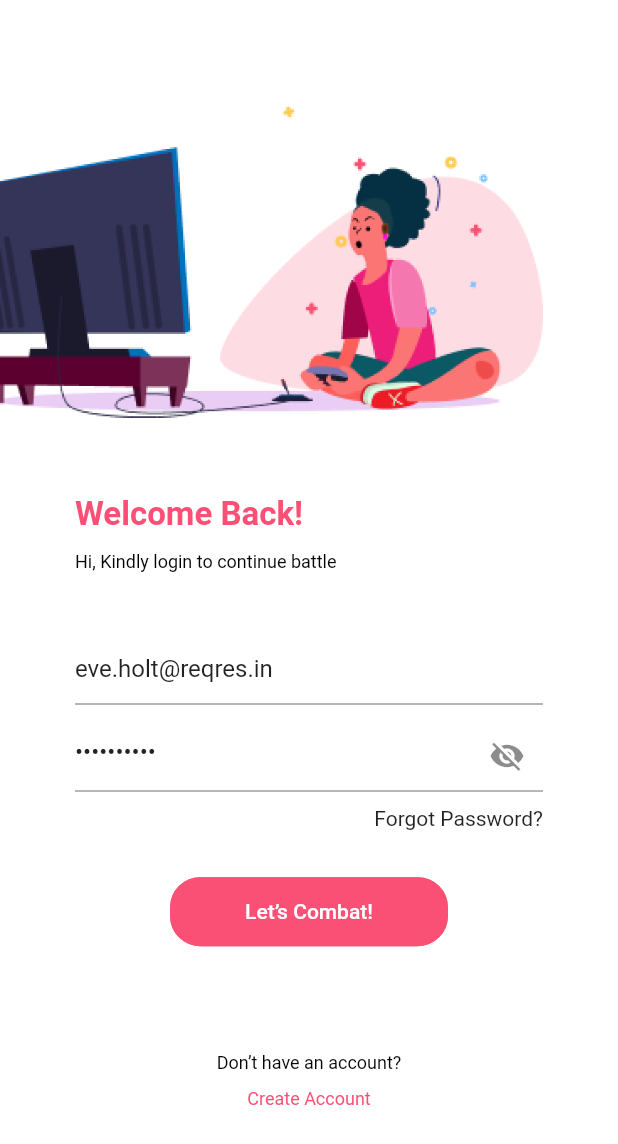
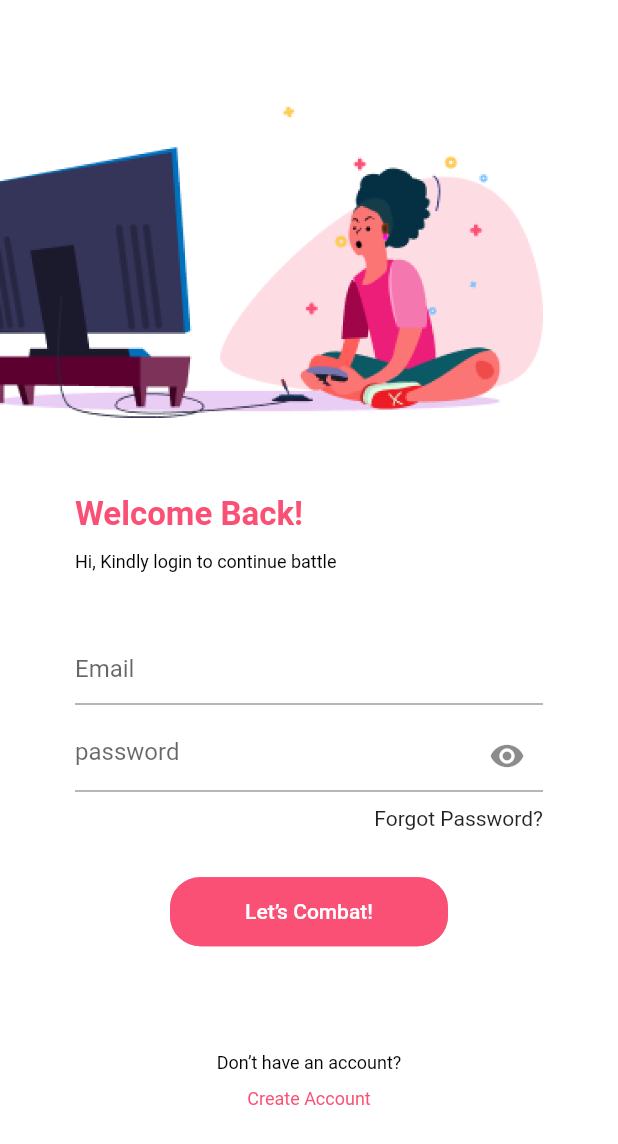
Before and after one commit to Arthas-Fung/pan_asia_tech, a Flutter app: the LoginFormRoute screen opened directly, on a phone screen of 412 x 824 dp. Shown: the top 1144 px of the screen. Run offline on Flutter 3.47's test engine with Material 2 defaults, Android fonts, the phone set to English and light mode, and no system bars; our stand-ins replace bloc, dio, equatable, flutter_bloc, logger, retrofit and 1 more; generated files the repository leaves out were written again.

Commit message:
fixed show/hide password, fixed keyboard overlaps textfield

```diff
--- a/lib/module/login/bloc/login_bloc.dart
+++ b/lib/module/login/bloc/login_bloc.dart
@@ -12,6 +12,8 @@ import 'login_state.dart';
 class LoginBloc extends Bloc<LoginEvent, LoginState> {
 
   final LoginRepo _repo;
+
+  bool isHidden = true;
 
   LoginBloc({@required LoginRepo repo})
       : assert(repo != null),
@@ -32,6 +34,10 @@ class LoginBloc extends Bloc<LoginEvent, LoginState> {
 
   @override
   Stream<LoginState> mapEventToState(LoginEvent event) async* {
+    if (event is PasswordIconClick) {
+      isHidden = !isHidden;
+      yield PasswordIconUpdate(isHidden: isHidden);
+    }
     if (event is Initial) {
       yield LoginUninitialized();
     }
--- a/lib/module/login/bloc/login_event.dart
+++ b/lib/module/login/bloc/login_event.dart
@@ -5,6 +5,11 @@ abstract class LoginEvent extends Equatable {
 }
 
 class Initial extends LoginEvent {
+  @override
+  List<Object> get props => [];
+}
+
+class PasswordIconClick extends LoginEvent {
   @override
   List<Object> get props => [];
 }
--- a/lib/module/login/bloc/login_state.dart
+++ b/lib/module/login/bloc/login_state.dart
@@ -5,6 +5,18 @@ abstract class LoginState extends Equatable {
 
   @override
   List<Object> get props => [];
+}
+
+class PasswordIconUpdate extends LoginState {
+  final bool isHidden;
+
+  const PasswordIconUpdate({
+    this.isHidden,
+  });
+
+  @override
+  List<Object> get props => [isHidden];
+
 }
 
 class LoginUninitialized extends LoginState {}
--- a/lib/module/login/login_form.dart
+++ b/lib/module/login/login_form.dart
@@ -4,9 +4,9 @@ import 'package:flutter_bloc/flutter_bloc.dart';
 import 'bloc/bloc.dart';
 
 class LoginFormRoute extends StatefulWidget {
-  final bool isFailure;
+  final bool isHidden;
 
-  LoginFormRoute({ Key key, @required this.isFailure }) : super(key: key);
+  LoginFormRoute({ Key key, @required this.isHidden }) : super(key: key);
 
   @override
   _LoginRouteState createState() => _LoginRouteState();
@@ -15,17 +15,10 @@ class LoginFormRoute extends StatefulWidget {
 class _LoginRouteState extends State<LoginFormRoute> {
   LoginBloc _loginBloc;
 
-  bool _isHidden = true;
-//  final _emailController = TextEditingController();
-//  final _passwordController = TextEditingController();
-  final _emailController = TextEditingController(text: "eve.holt@reqres.in");
-  final _passwordController = TextEditingController(text: "cityslicka");
-
-  void _toggleVisibility() {
-    setState(() {
-      _isHidden = !_isHidden;
-    });
-  }
+  final _emailController = TextEditingController();
+  final _passwordController = TextEditingController();
+//  final _emailController = TextEditingController(text: "eve.holt@reqres.in");
+//  final _passwordController = TextEditingController(text: "cityslicka");
 
   login() {
     _loginBloc.add(Login(_emailController.text, _passwordController.text));
@@ -40,8 +33,9 @@ class _LoginRouteState extends State<LoginFormRoute> {
   @override
   Widget build(BuildContext context) {
     return Scaffold(
-        resizeToAvoidBottomInset: false,
-        body: Container(
+        body: SingleChildScrollView(
+          reverse: true,
+          child: Container(
             color: Colors.white,
             child: Column(
               children: <Widget>[
@@ -73,6 +67,9 @@ class _LoginRouteState extends State<LoginFormRoute> {
                         TextField(
                           controller: _emailController,
                           decoration: InputDecoration(
+                            focusedBorder: UnderlineInputBorder(
+                              borderSide: BorderSide(color: const Color(0xfffa5075)),
+                            ),
                             hintText: 'Email',
                           ),
                         ),
@@ -80,13 +77,18 @@ class _LoginRouteState extends State<LoginFormRoute> {
                         TextField(
                           controller: _passwordController,
                           decoration: InputDecoration(
+                            focusedBorder: UnderlineInputBorder(
+                              borderSide: BorderSide(color: const Color(0xfffa5075)),
+                            ),
                             hintText: "password",
                             suffixIcon: IconButton(
-                            onPressed: () => _toggleVisibility,
-                            icon: _isHidden ? Icon(Icons.visibility_off) : Icon(Icons.visibility),
+                              onPressed: () => {
+                                _loginBloc.add(PasswordIconClick()),
+                              },
+                              icon: widget.isHidden ? Icon(Icons.visibility) : Icon(Icons.visibility_off),
                             ),
                           ),
-                        obscureText: _isHidden,
+                          obscureText: widget.isHidden,
                         ),
                         SizedBox(height: 10),
                         Container(
@@ -134,6 +136,7 @@ class _LoginRouteState extends State<LoginFormRoute> {
                 )
               ],
             ),
+          ),
         )
     );
   }
```
Also changed, not shown: lib/module/login/login_page.dart (+6 -1 lines). Lines whose indentation alone changed are shown as unchanged.
